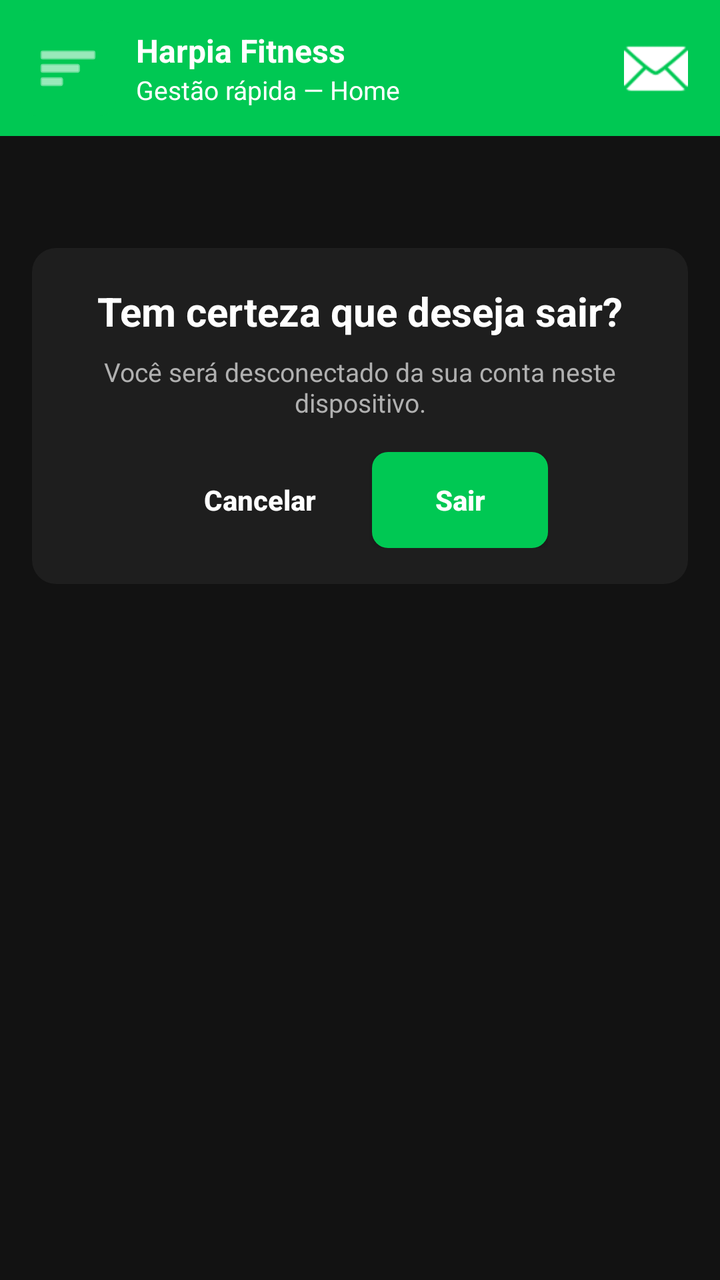
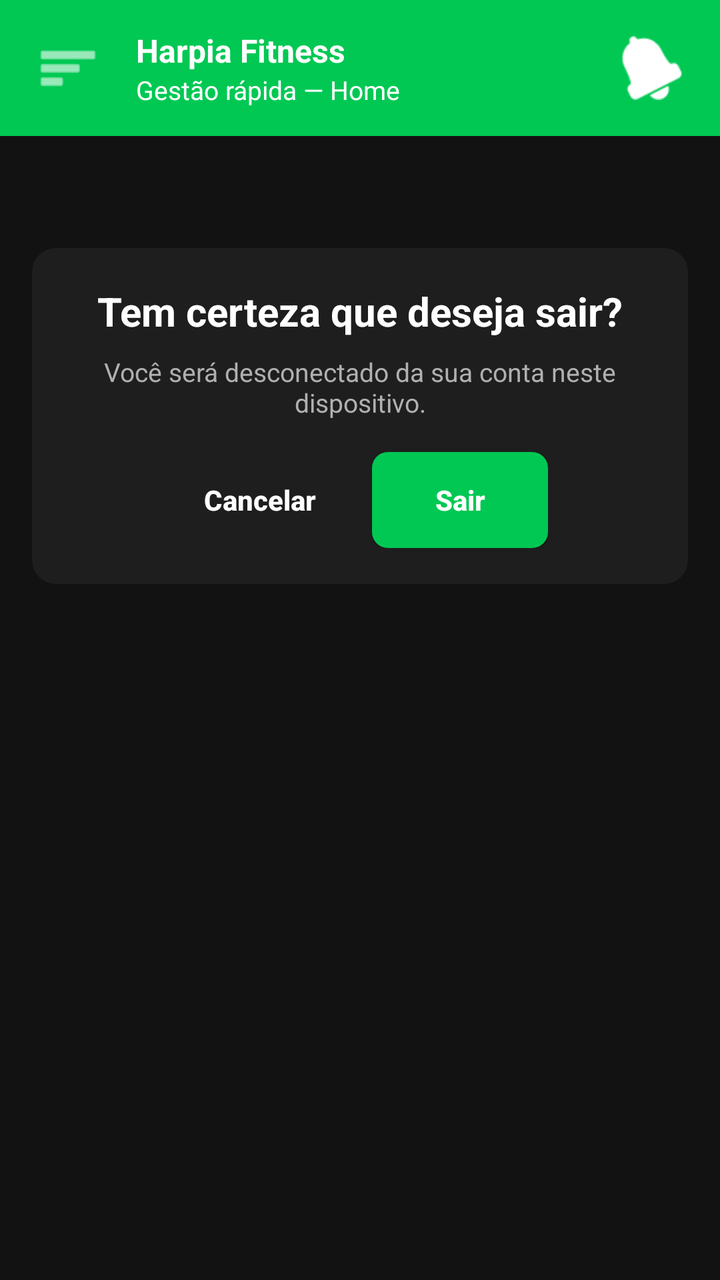

Before-and-after screenshots of an Android layout around one commit, followed by the original layout XML and the change that was made.
<!-- AndroidManifest.xml: application theme Theme.FinalProject -->
<!-- res/layout/activity_sair.xml -->
<?xml version="1.0" encoding="utf-8"?>
<androidx.drawerlayout.widget.DrawerLayout xmlns:android="http://schemas.android.com/apk/res/android"
    xmlns:app="http://schemas.android.com/apk/res-auto"
    android:id="@+id/drawerLayout"
    android:layout_width="match_parent"
    android:layout_height="match_parent"
    android:background="@color/hs_bg">

    
    <androidx.constraintlayout.widget.ConstraintLayout
        android:id="@+id/mainContent"
        android:layout_width="match_parent"
        android:layout_height="match_parent"
        android:background="@color/hs_bg">

        
        <LinearLayout
            android:id="@+id/topbar"
            android:layout_width="0dp"
            android:layout_height="wrap_content"
            android:background="@color/hs_accent"
            android:padding="10dp"
            android:orientation="horizontal"
            android:gravity="center_vertical"
            app:layout_constraintTop_toTopOf="parent"
            app:layout_constraintStart_toStartOf="parent"
            app:layout_constraintEnd_toEndOf="parent">

            <ImageButton
                android:id="@+id/btnMenu"
                android:layout_width="48dp"
                android:layout_height="48dp"
                android:background="@drawable/bg_btn_primary"
                android:padding="8dp"
                android:contentDescription="Abrir menu"
                android:src="@android:drawable/ic_menu_sort_by_size"
                app:tint="@android:color/white" />

            <LinearLayout
                android:layout_width="0dp"
                android:layout_height="wrap_content"
                android:orientation="vertical"
                android:layout_weight="1"
                android:paddingStart="10dp"
                android:paddingEnd="10dp">

                <TextView
                    android:id="@+id/tvTopbarBrand"
                    android:layout_width="match_parent"
                    android:layout_height="wrap_content"
                    android:text="Harpia Fitness"
                    android:textColor="@android:color/white"
                    android:textStyle="bold"
                    android:textSize="16sp" />

                <TextView
                    android:id="@+id/tvTopbarSub"
                    android:layout_width="match_parent"
                    android:layout_height="wrap_content"
                    android:text="Gestão rápida — Home"
                    android:textColor="@android:color/white"
                    android:textSize="13sp" />
            </LinearLayout>

            <ImageButton
                android:id="@+id/btnNotifications"
                android:layout_width="44dp"
                android:layout_height="44dp"
                android:background="@android:color/transparent"
                android:contentDescription="Notificações"
                android:src="@android:drawable/ic_dialog_email"
                app:tint="@android:color/white" />
        </LinearLayout>

        
        <androidx.core.widget.NestedScrollView
            android:id="@+id/scrollSair"
            android:layout_width="0dp"
            android:layout_height="0dp"
            android:padding="16dp"
            app:layout_constraintTop_toBottomOf="@id/topbar"
            app:layout_constraintBottom_toBottomOf="parent"
            app:layout_constraintStart_toStartOf="parent"
            app:layout_constraintEnd_toEndOf="parent">

            <LinearLayout
                android:layout_width="match_parent"
                android:layout_height="wrap_content"
                android:orientation="vertical"
                android:gravity="center_horizontal">

                
                <LinearLayout
                    android:id="@+id/cardSair"
                    android:layout_width="match_parent"
                    android:layout_height="wrap_content"
                    android:background="@drawable/bg_card_dark"
                    android:orientation="vertical"
                    android:padding="18dp"
                    android:layout_marginTop="40dp"
                    android:gravity="center_horizontal">

                    <TextView
                        android:id="@+id/tvSairTitle"
                        android:layout_width="wrap_content"
                        android:layout_height="wrap_content"
                        android:text="Tem certeza que deseja sair?"
                        android:textColor="@color/hs_text"
                        android:textStyle="bold"
                        android:textSize="20sp"
                        android:layout_marginBottom="8dp" />

                    <TextView
                        android:id="@+id/tvSairSub"
                        android:layout_width="wrap_content"
                        android:layout_height="wrap_content"
                        android:text="Você será desconectado da sua conta neste dispositivo."
                        android:textColor="@color/hs_muted"
                        android:textSize="13sp"
                        android:gravity="center"
                        android:layout_marginBottom="16dp" />

                    <LinearLayout
                        android:layout_width="wrap_content"
                        android:layout_height="wrap_content"
                        android:orientation="horizontal"
                        android:gravity="center">

                        <Button
                            android:id="@+id/btnCancelarSair"
                            android:layout_width="wrap_content"
                            android:layout_height="wrap_content"
                            android:minHeight="48dp"
                            android:background="@android:color/transparent"
                            android:text="Cancelar"
                            android:textAllCaps="false"
                            android:textColor="@color/hs_text"
                            android:textStyle="bold"
                            android:layout_marginEnd="12dp" />

                        <Button
                            android:id="@+id/btnConfirmarSair"
                            android:layout_width="wrap_content"
                            android:layout_height="wrap_content"
                            android:minHeight="48dp"
                            android:background="@drawable/bg_btn_primary"
                            android:text="Sair"
                            android:textAllCaps="false"
                            android:textColor="@android:color/white"
                            android:textStyle="bold" />
                    </LinearLayout>
                </LinearLayout>

            </LinearLayout>

        </androidx.core.widget.NestedScrollView>


    </androidx.constraintlayout.widget.ConstraintLayout>

    
    <LinearLayout
        android:id="@+id/leftDrawer"
        android:layout_width="280dp"
        android:layout_height="match_parent"
        android:layout_gravity="start"
        android:orientation="vertical"
        android:background="@color/hs_accent"
        android:padding="18dp">

        <LinearLayout
            android:layout_width="match_parent"
            android:layout_height="wrap_content"
            android:orientation="horizontal"
            android:gravity="center_vertical">

            <TextView
                android:id="@+id/drawerAvatar"
                android:layout_width="56dp"
                android:layout_height="56dp"
                android:gravity="center"
                android:text="HF"
                android:textStyle="bold"
                android:textSize="18sp"
                android:textColor="@android:color/white"
                android:background="#113B22" />

            <LinearLayout
                android:layout_width="0dp"
                android:layout_height="wrap_content"
                android:orientation="vertical"
                android:layout_weight="1"
                android:layout_marginStart="12dp">

                <TextView
                    android:id="@+id/drawerAcademy"
                    android:layout_width="wrap_content"
                    android:layout_height="wrap_content"
                    android:text="Harpia Fitness"
                    android:textStyle="bold"
                    android:textSize="16sp"
                    android:textColor="@android:color/white" />

                <TextView
                    android:id="@+id/drawerWelcome"
                    android:layout_width="wrap_content"
                    android:layout_height="wrap_content"
                    android:text="Bem vindo(a) de volta! Gustavo"
                    android:textColor="@android:color/white"
                    android:textSize="13sp" />
            </LinearLayout>
        </LinearLayout>

        
        <LinearLayout
            android:id="@+id/drawerInfo"
            android:layout_width="match_parent"
            android:layout_height="wrap_content"
            android:orientation="vertical"
            android:background="#2D113B22"
            android:padding="12dp"
            android:layout_marginTop="14dp">

            <LinearLayout
                android:layout_width="match_parent"
                android:layout_height="wrap_content"
                android:orientation="horizontal"
                android:gravity="center_vertical">

                <TextView
                    android:layout_width="0dp"
                    android:layout_height="wrap_content"
                    android:layout_weight="1"
                    android:text="Plano atual"
                    android:textColor="@android:color/white"
                    android:textSize="14sp" />

                <TextView
                    android:id="@+id/drawerPlan"
                    android:layout_width="wrap_content"
                    android:layout_height="wrap_content"
                    android:text="Mensal"
                    android:textColor="@android:color/white"
                    android:textStyle="bold"
                    android:textSize="14sp" />
            </LinearLayout>

            <LinearLayout
                android:layout_width="match_parent"
                android:layout_height="wrap_content"
                android:orientation="horizontal"
                android:layout_marginTop="4dp">

                <TextView
                    android:layout_width="0dp"
                    android:layout_height="wrap_content"
                    android:layout_weight="1"
                    android:text="Último pagamento"
                    android:textColor="@android:color/white"
                    android:textSize="14sp" />

                <TextView
                    android:id="@+id/drawerLastPayment"
                    android:layout_width="wrap_content"
                    android:layout_height="wrap_content"
                    android:text="26/11/2025"
                    android:textColor="@android:color/white"
                    android:textSize="14sp" />
            </LinearLayout>

            <Button
                android:id="@+id/btnDrawerChangePlan"
                android:layout_width="match_parent"
                android:layout_height="wrap_content"
                android:layout_marginTop="8dp"
                android:background="@android:color/white"
                android:text="Alterar Plano"
                android:textColor="@color/hs_accent"
                android:textStyle="bold"
                android:textAllCaps="false" />
        </LinearLayout>

        
        <Button
            android:id="@+id/navConta"
            android:layout_width="match_parent"
            android:layout_height="wrap_content"
            android:layout_marginTop="12dp"
            android:background="@android:color/transparent"
            android:text="Conta"
            android:textAllCaps="false"
            android:textColor="@android:color/white" />

        <Button
            android:id="@+id/navTreinos"
            android:layout_width="match_parent"
            android:layout_height="wrap_content"
            android:background="@android:color/transparent"
            android:text="Treinos"
            android:textAllCaps="false"
            android:textColor="@android:color/white" />

        <Button
            android:id="@+id/navCobrancas"
            android:layout_width="match_parent"
            android:layout_height="wrap_content"
            android:background="@android:color/transparent"
            android:text="Cobranças"
            android:textAllCaps="false"
            android:textColor="@android:color/white" />

        <Button
            android:id="@+id/navSair"
            android:layout_width="match_parent"
            android:layout_height="wrap_content"
            android:background="@android:color/transparent"
            android:text="Sair"
            android:textAllCaps="false"
            android:textColor="@color/hs_danger" />

        <TextView
            android:id="@+id/drawerFooter"
            android:layout_width="match_parent"
            android:layout_height="wrap_content"
            android:text="© Harpia Fitness"
            android:textColor="@android:color/white"
            android:textSize="13sp"
            android:gravity="center" />

    </LinearLayout>


</androidx.drawerlayout.widget.DrawerLayout>
<!-- resources referenced by this layout -->
<resources>
  <color name="hs_accent">#00C853</color>
  <color name="hs_bg">#121212</color>
  <color name="hs_danger">#FF5252</color>
  <color name="hs_muted">#B0B0B0</color>
  <color name="hs_text">#FFFFFF</color>
  <!-- drawable bg_btn_primary (drawable) -->
  <?xml version="1.0" encoding="utf-8"?>
  <shape xmlns:android="http://schemas.android.com/apk/res/android">
      <solid android:color="#00C853" /> <corners android:radius="8dp" />
  </shape>
  <!-- drawable bg_card_dark (drawable) -->
  <?xml version="1.0" encoding="utf-8"?>
  <shape xmlns:android="http://schemas.android.com/apk/res/android">
      <solid android:color="#1E1E1E" /> <corners android:radius="12dp" /> </shape>
  <style name="Theme.FinalProject" parent="Theme.AppCompat.Light.NoActionBar" />
</resources>

<!-- the commit's change to res/layout/activity_sair.xml (unified diff, before → after) -->
@@ -64,11 +64,11 @@
 
             <ImageButton
                 android:id="@+id/btnNotifications"
-                android:layout_width="44dp"
-                android:layout_height="44dp"
+                android:layout_width="48dp"
+                android:layout_height="48dp"
                 android:background="@android:color/transparent"
                 android:contentDescription="Notificações"
-                android:src="@android:drawable/ic_dialog_email"
+                android:src="@android:drawable/ic_popup_reminder"
                 app:tint="@android:color/white" />
         </LinearLayout>
 
